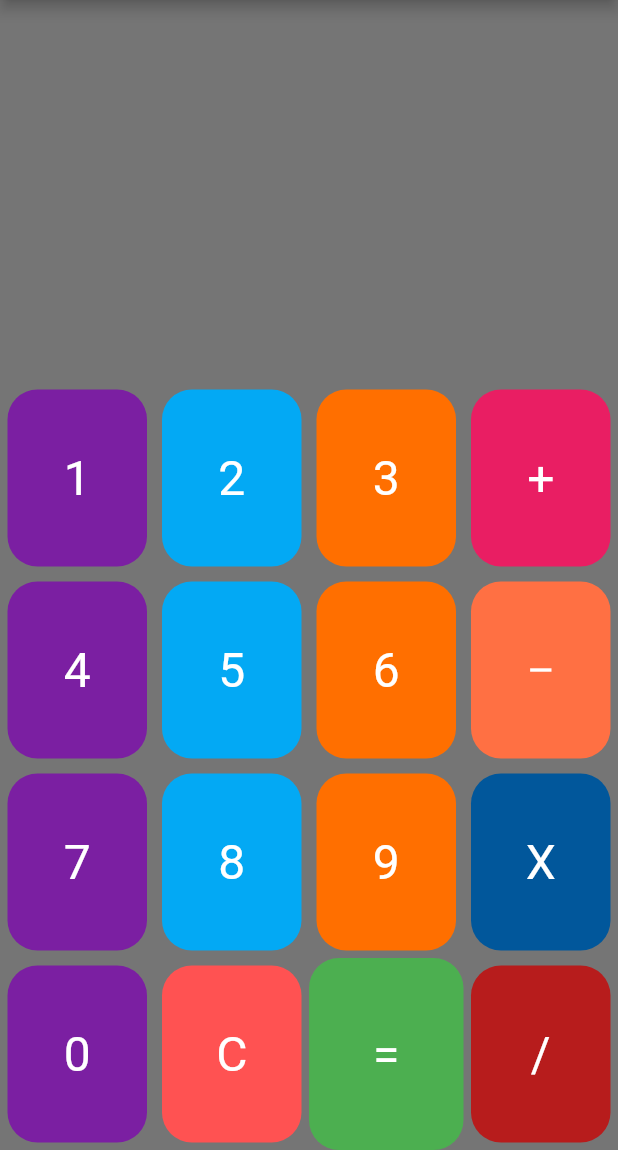
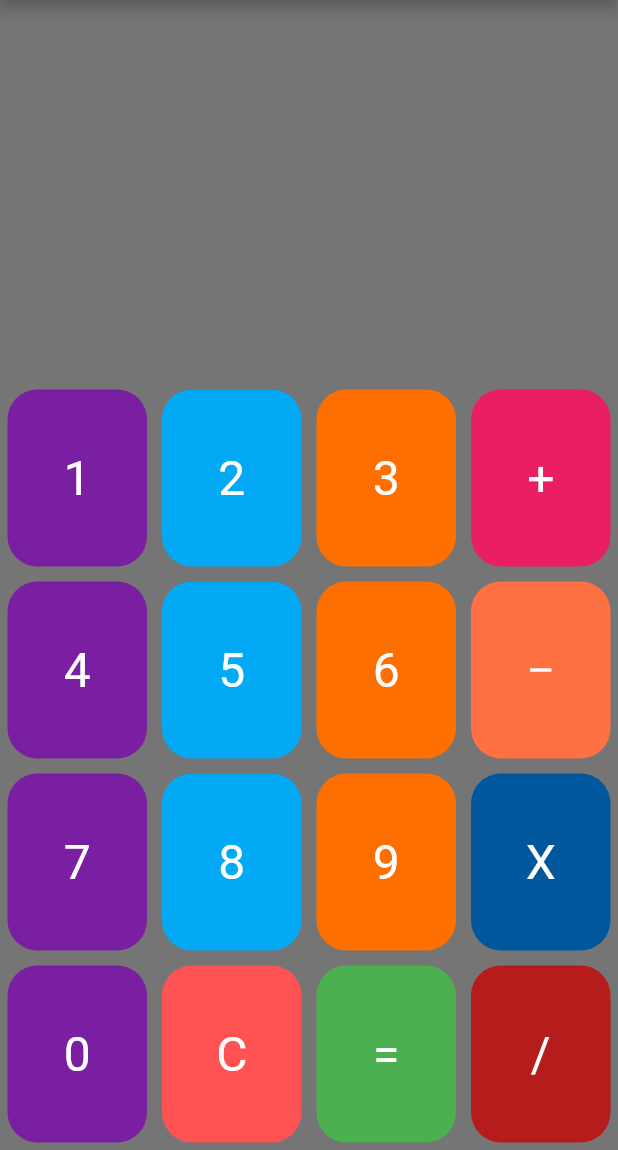
Before and after one commit to FaisalIslam26/Calculator-App, a Flutter app: the screen it shows after launch, on a phone screen of 412 x 824 dp, the part 86-1236 px from its top. Run offline on Flutter 3.47's test engine with Material 2 defaults, Android fonts, the phone set to English and light mode, and no system bars; Roboto replaces fonts that are missing (LibreBaskerville).

Commit message:
this is second commit

```diff
--- a/lib/calculator.dart
+++ b/lib/calculator.dart
@@ -756,6 +756,8 @@ class _HomeState extends State<Home> {
                         }
                       });
                     },
+                    child: Padding(
+                      padding: const EdgeInsets.all(5.0),
                       child: Container(
                         alignment: Alignment.center,
                         decoration: BoxDecoration(
@@ -764,6 +766,7 @@ class _HomeState extends State<Home> {
                         child: Text(
                           "=",
                           style: TextStyle(color: Colors.white, fontSize: 32),
+                        ),
                       ),
                     ),
                   ),
```
Lines whose indentation alone changed are shown as unchanged.
